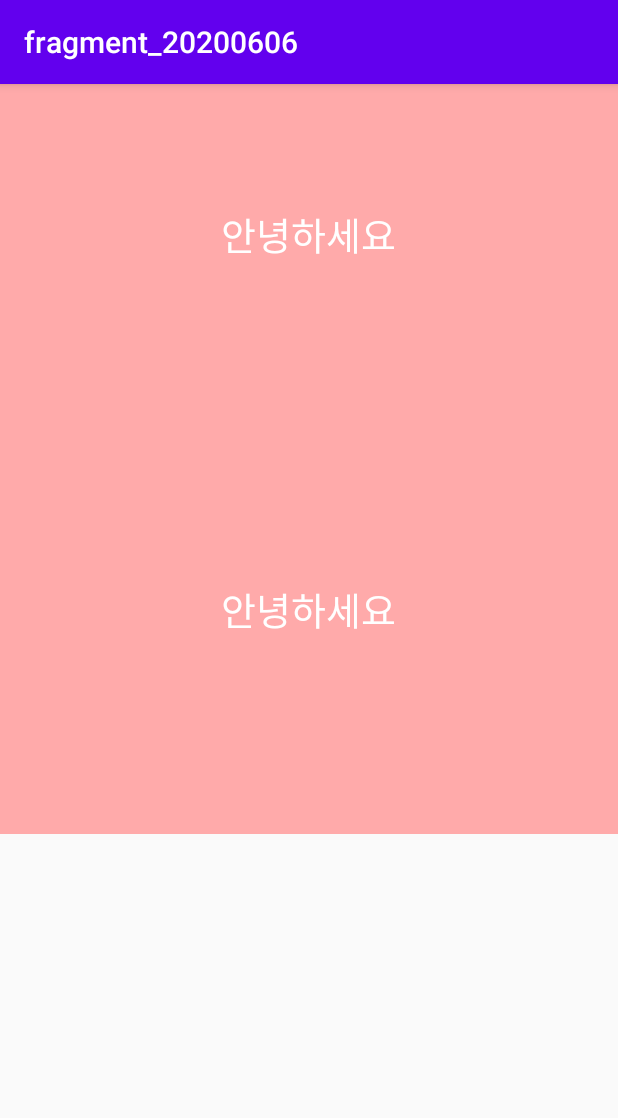
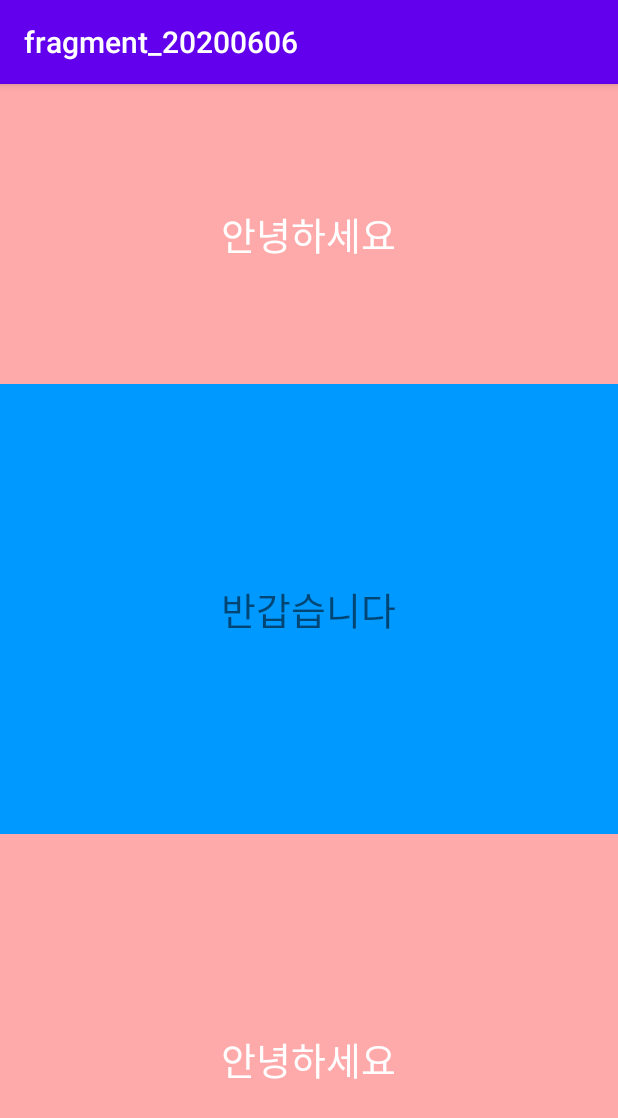
Before and after one commit to janggalman/fragment_20200606, an Android app: the screen it shows after launch (MainActivity), on a phone screen of 412 x 824 dp. Shown: the top 1118 px of the screen. Run offline under Robolectric (Android 15) with nearby library versions, the phone set to English and light mode, and no system bars.

Commit message:
세컨드 프래그먼트 추가 및 스크롤뷰 사용법

```diff
--- /dev/null
+++ b/app/src/main/java/kr/tjoeun/fragment_20200606/fragments/SecondFragment.kt
@@ -0,0 +1,26 @@
+package kr.tjoeun.fragment_20200606.fragments
+
+import android.os.Bundle
+import android.view.LayoutInflater
+import android.view.View
+import android.view.ViewGroup
+import androidx.fragment.app.Fragment
+import kotlinx.android.synthetic.main.fragment_second.*
+import kr.tjoeun.fragment_20200606.R
+
+class SecondFragment :Fragment() {
+
+    override fun onCreateView(
+        inflater: LayoutInflater,
+        container: ViewGroup?,
+        savedInstanceState: Bundle?
+    ): View? {
+        return inflater.inflate(R.layout.fragment_second, container, false)
+    }
+
+    override fun onActivityCreated(savedInstanceState: Bundle?) {
+        super.onActivityCreated(savedInstanceState)
+
+        messageTxt.text ="반갑습니다"
+    }
+}
--- a/app/src/main/res/layout/activity_main.xml
+++ b/app/src/main/res/layout/activity_main.xml
@@ -7,6 +7,15 @@
     android:orientation="vertical"
     tools:context=".MainActivity">
 
+    <ScrollView
+        android:layout_width="match_parent"
+        android:layout_height="match_parent" >
+
+        <LinearLayout
+            android:layout_width="match_parent"
+            android:layout_height="wrap_content"
+            android:orientation="vertical" >
+
             <fragment
                 android:tag="첫프래그먼트"
                 android:layout_width="match_parent"
@@ -14,11 +23,21 @@
                 class="kr.tjoeun.fragment_20200606.fragments.FirstFragment"
                 />
 
+            <!-- SecondFragment를 파란색 계열 배경으로 직접 생성 배치 -->
+
+            <fragment
+                class="kr.tjoeun.fragment_20200606.fragments.SecondFragment"
+                android:layout_width="match_parent"
+                android:layout_height="300dp"
+                android:tag="두번째프래그먼트" />
+
             <fragment
                 android:tag="첫프래그먼트재활용"
                 android:layout_width="match_parent"
                 android:layout_height="300dp"
                 class="kr.tjoeun.fragment_20200606.fragments.FirstFragment" />
 
+        </LinearLayout>
+</ScrollView>
 
 </LinearLayout>
--- /dev/null
+++ b/app/src/main/res/layout/fragment_second.xml
@@ -0,0 +1,16 @@
+<?xml version="1.0" encoding="utf-8"?>
+<LinearLayout
+    xmlns:android="http://schemas.android.com/apk/res/android" android:layout_width="match_parent"
+    android:layout_height="match_parent"
+    android:orientation="vertical"
+    android:gravity="center"
+    android:background="#0099FF">
+
+    <TextView
+        android:id="@+id/messageTxt"
+        android:layout_width="wrap_content"
+        android:layout_height="wrap_content"
+        android:textSize="25sp"
+        android:text="두번쨰 프래그먼트" />
+
+</LinearLayout>
```
Lines whose indentation alone changed are shown as unchanged.
